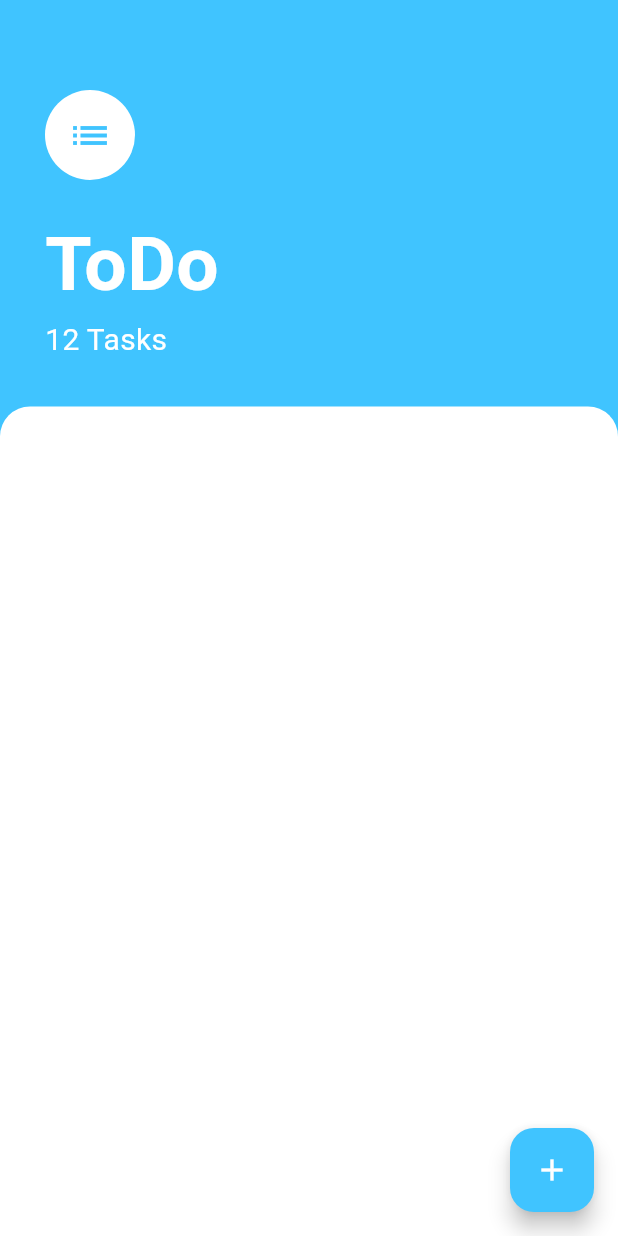
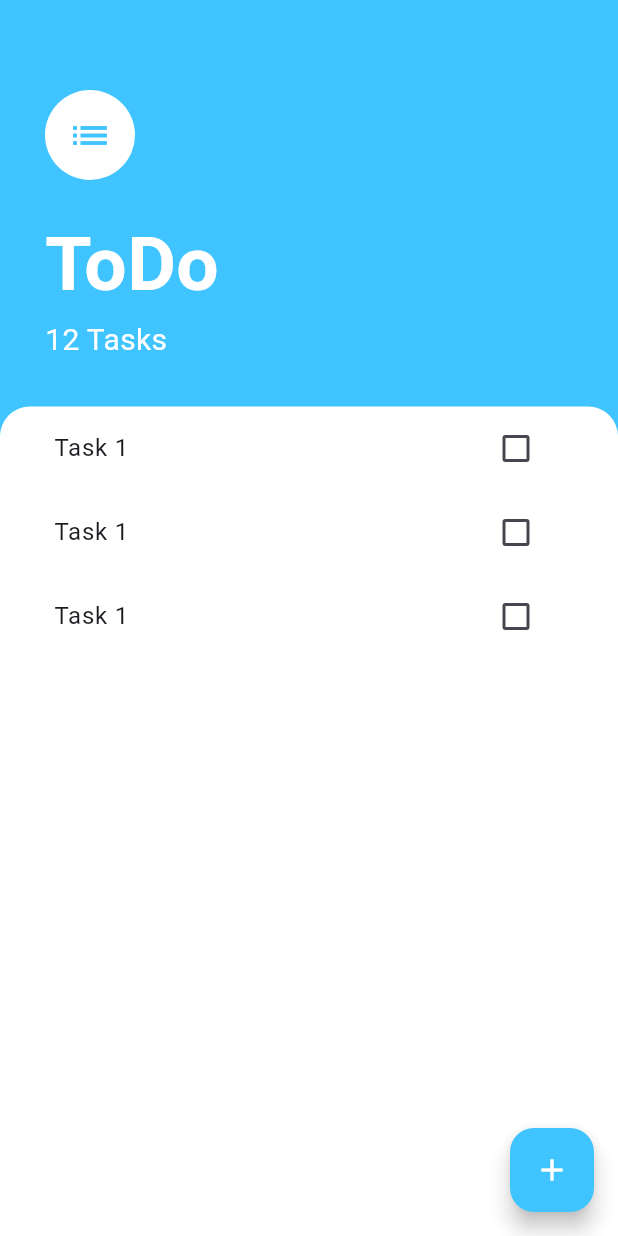
Before and after one commit to sussananukem/todo, a Flutter app: the screen it shows after launch, on a phone screen of 412 x 824 dp. Run offline on Flutter 3.47's test engine with Material 2 defaults, Android fonts, the phone set to English and light mode, and no system bars; our stand-ins replace device_preview.

Commit message:
completed second half of task screen Added task list

```diff
--- a/lib/screens/task_screen.dart
+++ b/lib/screens/task_screen.dart
@@ -1,4 +1,6 @@
 import 'package:flutter/material.dart';
+
+import '../widgets/task_list.dart';
 
 class TaskScreen extends StatefulWidget {
   const TaskScreen({Key? key}) : super(key: key);
@@ -61,6 +63,7 @@
           ),
           Expanded(
             child: Container(
+              padding: const EdgeInsets.symmetric(horizontal: 20),
               decoration: const BoxDecoration(
                 color: Colors.white,
                 borderRadius: BorderRadius.only(
@@ -68,6 +71,7 @@
                   topRight: Radius.circular(20),
                 ),
               ),
+              child: const TaskList(),
             ),
           )
         ],
--- /dev/null
+++ b/lib/widgets/task_list.dart
@@ -0,0 +1,19 @@
+import 'package:flutter/material.dart';
+import 'package:todo/widgets/task_tile.dart';
+
+class TaskList extends StatelessWidget {
+  const TaskList({
+    super.key,
+  });
+
+  @override
+  Widget build(BuildContext context) {
+    return ListView(
+      children: const [
+        TaskTile(),
+        TaskTile(),
+        TaskTile(),
+      ],
+    );
+  }
+}
--- /dev/null
+++ b/lib/widgets/task_tile.dart
@@ -0,0 +1,15 @@
+import 'package:flutter/material.dart';
+
+class TaskTile extends StatelessWidget {
+  const TaskTile({
+    super.key,
+  });
+
+  @override
+  Widget build(BuildContext context) {
+    return ListTile(
+      title: const Text('Task 1'),
+      trailing: Checkbox(value: false, onChanged: (bool? value) {  },),
+    );
+  }
+}
```
